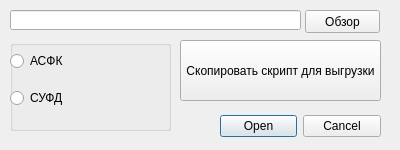
Before: the Qt Designer form selectExcel.ui in Ara-Bog/KingMatrixDesk, drawn with Qt 5.
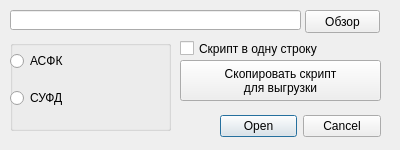
After: the same form once the commit is applied.

The edit to the form file:
```diff
--- a/selectExcel.ui
+++ b/selectExcel.ui
@@ -113,13 +113,20 @@
    <property name="geometry">
     <rect>
      <x>180</x>
-     <y>40</y>
+     <y>60</y>
      <width>201</width>
-     <height>61</height>
+     <height>41</height>
     </rect>
    </property>
+   <property name="sizePolicy">
+    <sizepolicy hsizetype="Minimum" vsizetype="Maximum">
+     <horstretch>0</horstretch>
+     <verstretch>0</verstretch>
+    </sizepolicy>
+   </property>
    <property name="text">
-    <string>Скопировать скрипт для выгрузки</string>
+    <string>Скопировать скрипт
+для выгрузки</string>
    </property>
    <property name="checkable">
     <bool>false</bool>
@@ -137,6 +144,19 @@
     <bool>false</bool>
    </property>
   </widget>
+  <widget class="QCheckBox" name="minimiza_script">
+   <property name="geometry">
+    <rect>
+     <x>180</x>
+     <y>40</y>
+     <width>201</width>
+     <height>17</height>
+    </rect>
+   </property>
+   <property name="text">
+    <string>Скрипт в одну строку</string>
+   </property>
+  </widget>
  </widget>
  <resources/>
  <connections>
```
Left out of the diff: 5 changed lines with no effect on the pictures.
